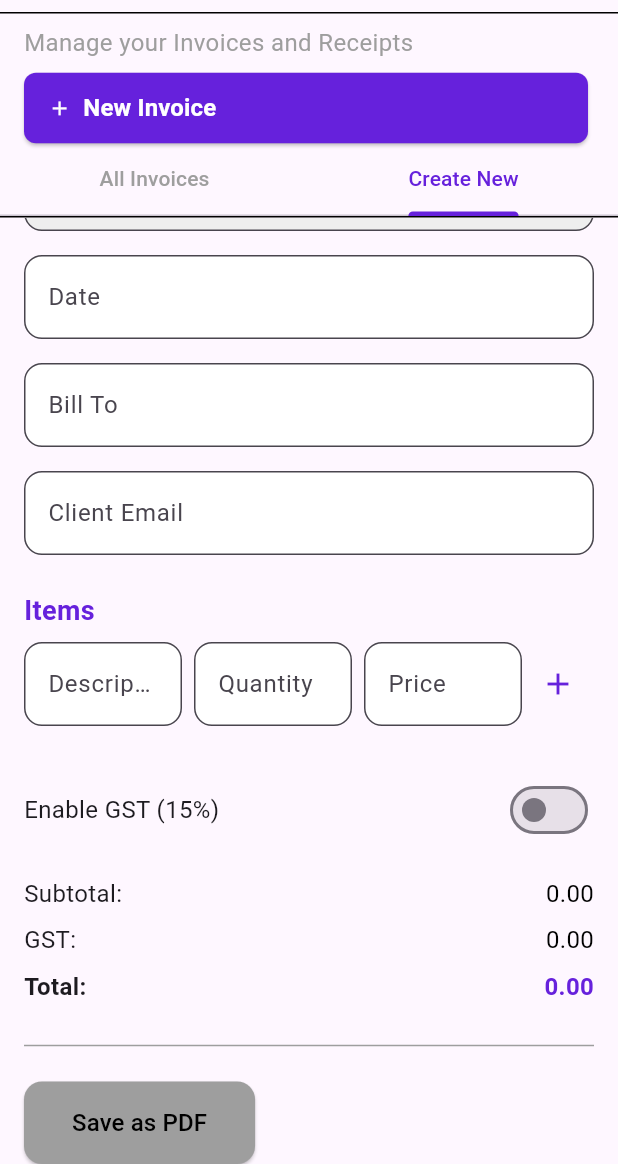
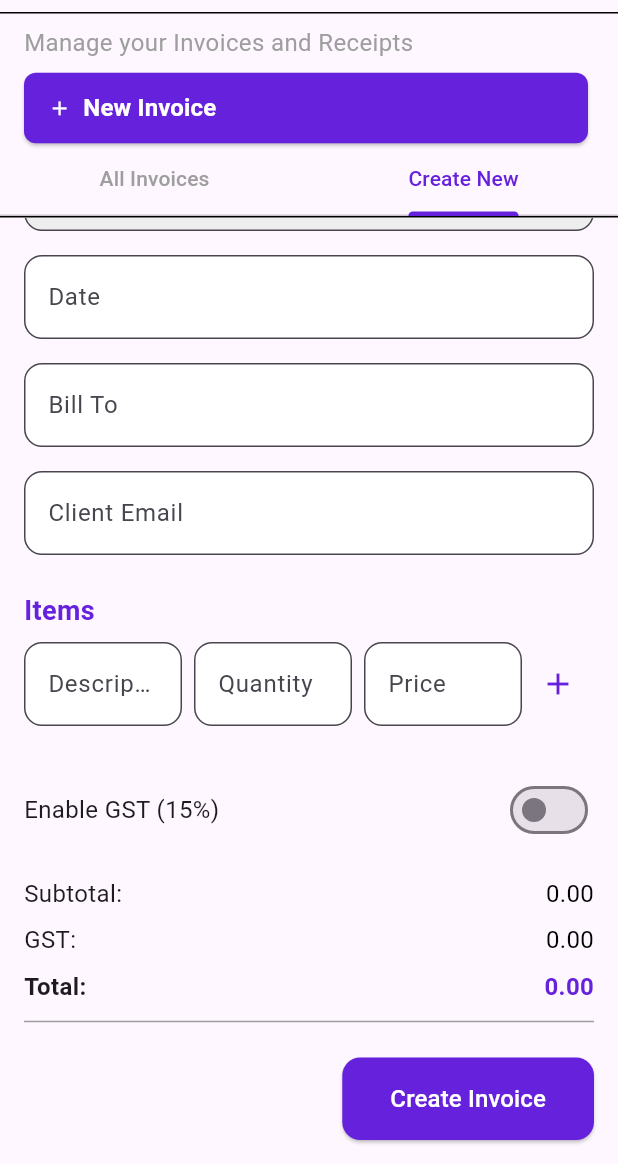
Before and after one commit to Chrisgentsl/miboks-millennialsierraleone, a Flutter app: the InvoiceScreen screen opened directly, tab 2 chosen, scrolled down 185 dp, on a phone screen of 412 x 824 dp, the part 72-1236 px from its top. Run offline on Flutter 3.47's test engine with Material 3 defaults, Android fonts, the phone set to English and light mode, and no system bars; our stand-ins replace cloud_firestore, firebase_auth, firebase_core, shared_preferences; accounts and stored records are empty.

Commit message:
backend logic connection for invoice

```diff
--- a/lib/widgets/invoice_form_widget.dart
+++ b/lib/widgets/invoice_form_widget.dart
@@ -5,6 +5,7 @@ import 'package:pdf/widgets.dart' as pw;
 import 'package:path_provider/path_provider.dart';
 import 'dart:io';
 import 'package:cloud_firestore/cloud_firestore.dart';
+import '../models/invoice_model.dart';
 
 class InvoiceFormWidget extends StatefulWidget {
   const InvoiceFormWidget({super.key});
@@ -102,62 +103,33 @@ class _InvoiceFormWidgetState extends State<InvoiceFormWidget> {
     }
   }
 
-  Future<void> _saveAsPdf() async {
-    final pdf = pw.Document();
-
-    pdf.addPage(
-      pw.Page(
-        build: (pw.Context context) => pw.Column(
-          crossAxisAlignment: pw.CrossAxisAlignment.start,
-          children: [
-            pw.Text('Invoice',
-                style:
-                    pw.TextStyle(fontSize: 24, fontWeight: pw.FontWeight.bold)),
-            pw.SizedBox(height: 16),
-            pw.Text('Company/Business Name: ${_companyNameController.text}'),
-            pw.Text('Invoice #: $_invoiceNumber'),
-            pw.Text(
-                'Date: ${_selectedDate != null ? DateFormat('yyyy-MM-dd').format(_selectedDate!) : ''}'),
-            pw.Text('Bill To: ${_billToController.text}'),
-            pw.Text('Client Email: ${_clientEmailController.text}'),
-            pw.SizedBox(height: 16),
-            pw.Text('Items:',
-                style: pw.TextStyle(fontWeight: pw.FontWeight.bold)),
-            pw.ListView.builder(
-              itemCount: _items.length,
-              itemBuilder: (context, index) {
-                final item = _items[index];
-                return pw.Text(
-                    '${item['description']} - Quantity: ${item['quantity']} x Price: ${item['price']} = Amount: ${item['amount'].toStringAsFixed(2)}');
-              },
-            ),
-            pw.SizedBox(height: 16),
-            pw.Text('Subtotal: ${_calculateSubtotal().toStringAsFixed(2)}'),
-            pw.Text('GST: ${_calculateGst().toStringAsFixed(2)}'),
-            pw.Text('Total: ${_calculateTotal().toStringAsFixed(2)}',
-                style: pw.TextStyle(fontWeight: pw.FontWeight.bold)),
-          ],
-        ),
-      ),
+  void _createInvoice() async {
+    final invoice = InvoiceModel(
+      invoiceNumber: _invoiceNumber,
+      companyName: _companyNameController.text,
+      invoiceDate: _selectedDate ?? DateTime.now(),
+      clientName: _billToController.text,
+      clientEmail: _clientEmailController.text,
+      items: _items.map((item) => InvoiceItem.fromMap(item)).toList(),
+      subtotal: _calculateSubtotal(),
+      tax: _calculateGst(),
+      total: _calculateTotal(),
+      status: InvoiceStatus.unpaid,
+      dueDate: _selectedDate?.add(const Duration(days: 30)) ?? DateTime.now().add(const Duration(days: 30)),
+      userId: 'currentUserId', // Replace with actual user ID from authentication
     );
 
     try {
-      final directory = await getApplicationDocumentsDirectory();
-      final file = File('${directory.path}/invoice.pdf');
-      await file.writeAsBytes(await pdf.save());
+      await FirebaseFirestore.instance.collection('invoices').add(invoice.toMap());
       ScaffoldMessenger.of(context).showSnackBar(
-        const SnackBar(content: Text('Invoice saved as PDF!')),
+        const SnackBar(content: Text('Invoice created successfully!')),
       );
+      Navigator.pop(context);
     } catch (e) {
       ScaffoldMessenger.of(context).showSnackBar(
-        SnackBar(content: Text('Failed to save PDF: $e')),
+        SnackBar(content: Text('Failed to create invoice: $e')),
       );
     }
-  }
-
-  void _shareInvoice() {
-    // Logic to share the invoice (e.g., using the share_plus package)
-    print('Sharing invoice...');
   }
 
   Widget _buildItemInputRow() {
@@ -393,69 +365,22 @@ class _InvoiceFormWidgetState extends State<InvoiceFormWidget> {
           _buildSummaryRow('GST:', _calculateGst().toStringAsFixed(2)),
           _buildSummaryRow('Total:', _calculateTotal().toStringAsFixed(2),
               isBold: true),
+          const Divider(color: Colors.grey),
           const SizedBox(height: 16),
-          Divider(color: Colors.grey),
-          const SizedBox(height: 16),
-          Row(
-            mainAxisAlignment: MainAxisAlignment.start,
-            children: [
-              ElevatedButton(
-                onPressed: _saveAsPdf,
-                style: ElevatedButton.styleFrom(
-                  backgroundColor: Colors.grey,
-                  foregroundColor: Colors.black,
-                  padding:
-                      const EdgeInsets.symmetric(horizontal: 32, vertical: 16),
-                  shape: RoundedRectangleBorder(
-                    borderRadius: BorderRadius.circular(12.0),
-                  ),
-                ),
-                child: const Text(
-                  'Save as PDF',
-                  style: TextStyle(fontSize: 16),
-                ),
-              ),
-            ],
-          ),
-          const SizedBox(height: 16),
-          Row(
-            mainAxisAlignment: MainAxisAlignment.end,
-            children: [
-              ElevatedButton(
-                onPressed: _shareInvoice,
-                style: ElevatedButton.styleFrom(
-                  backgroundColor: const Color(0xFF6621DC),
-                  foregroundColor: Colors.white,
-                  padding:
-                      const EdgeInsets.symmetric(horizontal: 32, vertical: 16),
-                  shape: RoundedRectangleBorder(
-                    borderRadius: BorderRadius.circular(12.0),
-                  ),
-                ),
-                child: const Text(
-                  'Share Invoice',
-                  style: TextStyle(fontSize: 16),
-                ),
-              ),
-            ],
-          ),
-          const SizedBox(height: 24),
-          Center(
+          Align(
+            alignment: Alignment.centerRight,
             child: ElevatedButton(
-              onPressed: () {
-                // Handle form submission
-              },
+              onPressed: _createInvoice,
               style: ElevatedButton.styleFrom(
                 backgroundColor: const Color(0xFF6621DC),
                 foregroundColor: Colors.white,
-                padding:
-                    const EdgeInsets.symmetric(horizontal: 32, vertical: 16),
+                padding: const EdgeInsets.symmetric(horizontal: 32, vertical: 16),
                 shape: RoundedRectangleBorder(
                   borderRadius: BorderRadius.circular(12.0),
                 ),
               ),
               child: const Text(
-                'Submit Invoice',
+                'Create Invoice',
                 style: TextStyle(fontSize: 16),
               ),
             ),
```
